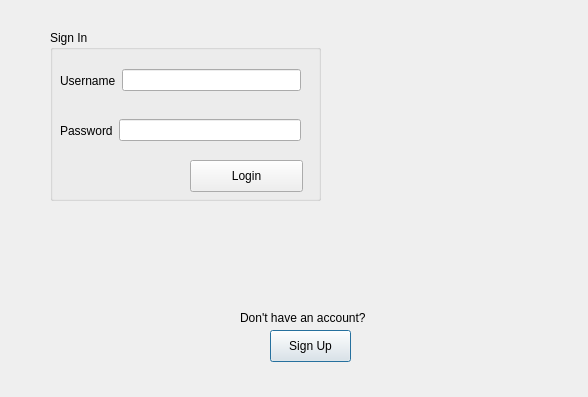
Above: GUI3/GUI3/logindialog.ui from Kbarrera123/StudBudget before the change. Below: the same form after it.
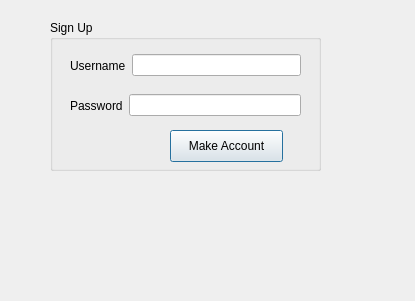
That is the form after the change.

The edit to the form file:
```diff
--- a/GUI3/GUI3/logindialog.ui
+++ b/GUI3/GUI3/logindialog.ui
@@ -6,58 +6,32 @@
    <rect>
     <x>0</x>
     <y>0</y>
-    <width>588</width>
-    <height>397</height>
+    <width>415</width>
+    <height>301</height>
    </rect>
   </property>
   <property name="windowTitle">
    <string>Dialog</string>
   </property>
-  <widget class="QPushButton" name="pushButton_2">
-   <property name="geometry">
-    <rect>
-     <x>270</x>
-     <y>330</y>
-     <width>81</width>
-     <height>32</height>
-    </rect>
-   </property>
-   <property name="text">
-    <string>Sign Up</string>
-   </property>
-  </widget>
-  <widget class="QLabel" name="label_3">
-   <property name="geometry">
-    <rect>
-     <x>240</x>
-     <y>310</y>
-     <width>141</width>
-     <height>16</height>
-    </rect>
-   </property>
-   <property name="text">
-    <string>Don't have an account? </string>
-   </property>
-  </widget>
   <widget class="QGroupBox" name="groupBox">
    <property name="geometry">
     <rect>
      <x>50</x>
-     <y>30</y>
+     <y>20</y>
      <width>271</width>
-     <height>171</height>
+     <height>151</height>
     </rect>
    </property>
    <property name="title">
-    <string>Sign In</string>
+    <string>Sign Up</string>
    </property>
    <widget class="QWidget" name="horizontalLayoutWidget">
     <property name="geometry">
      <rect>
-      <x>10</x>
+      <x>20</x>
       <y>30</y>
-      <width>241</width>
-      <height>41</height>
+      <width>231</width>
+      <height>31</height>
      </rect>
     </property>
     <layout class="QHBoxLayout" name="horizontalLayout">
@@ -76,10 +50,10 @@
    <widget class="QWidget" name="horizontalLayoutWidget_2">
     <property name="geometry">
      <rect>
-      <x>10</x>
-      <y>80</y>
-      <width>241</width>
-      <height>41</height>
+      <x>20</x>
+      <y>70</y>
+      <width>231</width>
+      <height>31</height>
      </rect>
     </property>
     <layout class="QHBoxLayout" name="horizontalLayout_2">
@@ -98,14 +72,14 @@
    <widget class="QPushButton" name="pushButton">
     <property name="geometry">
      <rect>
-      <x>140</x>
-      <y>130</y>
+      <x>120</x>
+      <y>110</y>
       <width>113</width>
       <height>32</height>
      </rect>
     </property>
     <property name="text">
-     <string>Login</string>
+     <string>Make Account</string>
     </property>
    </widget>
   </widget>
```
Left out of the diff: 4 changed lines with no effect on the pictures.
